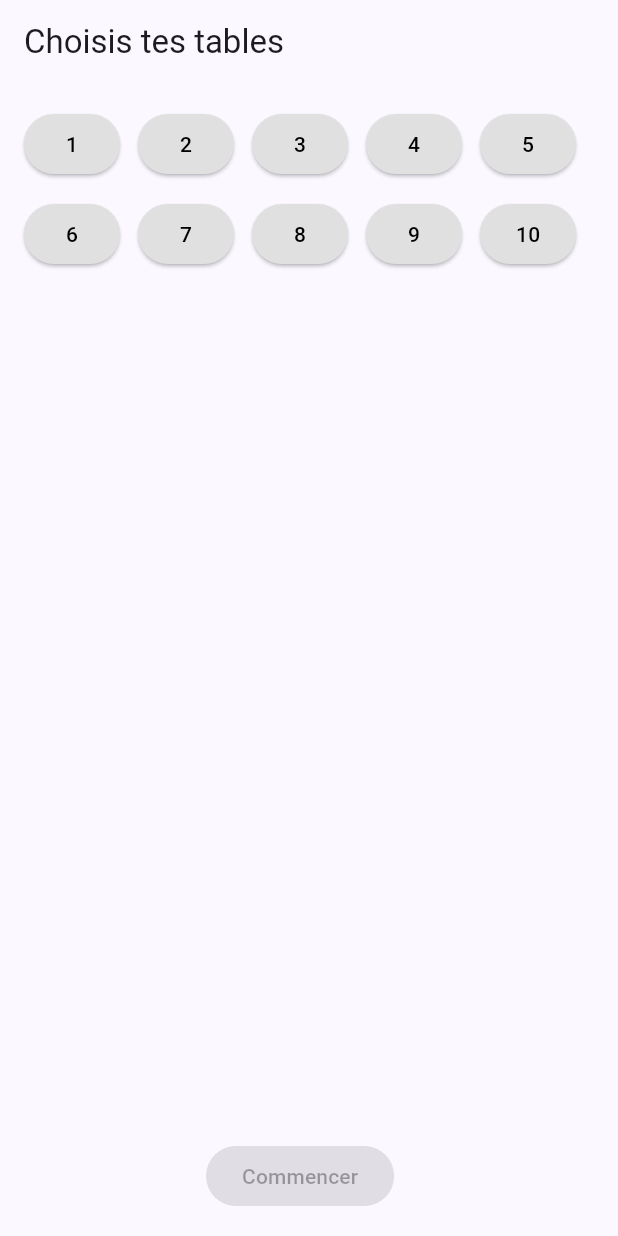
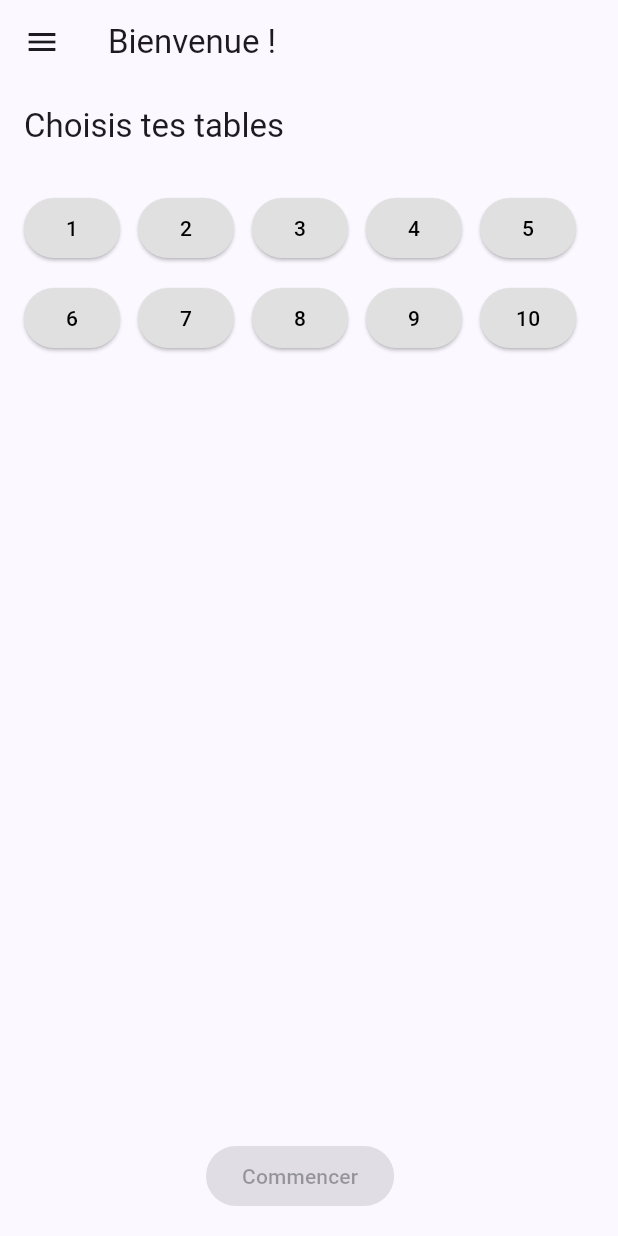
Before and after one commit to TabuloDev/tabulo, a Flutter app: the screen it shows after launch, on a phone screen of 412 x 824 dp. Run offline on Flutter 3.47's test engine with Material 3 defaults, Android fonts, the phone set to English and light mode, and no system bars; our stand-ins replace dio, flutter_riverpod, hooks_riverpod.

Commit message:
feat: ajout de ChildHomeScreen avec Drawer et navigation vers TrainingHistoryScreen + tests complets (Drawer, navigation, historique simulé)

```diff
--- /dev/null
+++ b/tabulo-frontend/lib/features/child/presentation/screens/child_home_screen.dart
@@ -0,0 +1,55 @@
+import 'package:flutter/material.dart';
+import '../../../training/presentation/screens/table_selection_screen.dart';
+import '../../../training/presentation/screens/training_history_screen.dart';
+
+class ChildHomeScreen extends StatelessWidget {
+  const ChildHomeScreen({super.key});
+
+  @override
+  Widget build(BuildContext context) {
+    return Scaffold(
+      appBar: AppBar(
+        title: const Text('Bienvenue !'),
+        leading: Builder(
+          builder: (context) {
+            return IconButton(
+              icon: const Icon(Icons.menu),
+              onPressed: () {
+                Scaffold.of(context).openDrawer();
+              },
+            );
+          },
+        ),
+      ),
+      drawer: Drawer(
+        child: ListView(
+          padding: EdgeInsets.zero,
+          children: [
+            const DrawerHeader(
+              decoration: BoxDecoration(color: Colors.blue),
+              child: Text(
+                'Menu',
+                style: TextStyle(color: Colors.white, fontSize: 24),
+              ),
+            ),
+            ListTile(
+              leading: const Icon(Icons.history),
+              title: const Text('Historique des entraînements'),
+              onTap: () {
+                Navigator.pop(context); // Ferme le Drawer
+                Navigator.push(
+                  context,
+                  MaterialPageRoute(
+                    builder: (_) => const TrainingHistoryScreen(),
+                  ),
+                );
+              },
+            ),
+            // 🔒 Plus tard : ajouter d'autres options ici (profil, déconnexion, etc.)
+          ],
+        ),
+      ),
+      body: const TableSelectionScreen(),
+    );
+  }
+}
--- a/tabulo-frontend/lib/main.dart
+++ b/tabulo-frontend/lib/main.dart
@@ -1,6 +1,6 @@
 import 'package:flutter/material.dart';
 import 'package:flutter_riverpod/flutter_riverpod.dart';
-import 'features/training/presentation/screens/table_selection_screen.dart';
+import 'package:tabulo/features/child/presentation/screens/child_home_screen.dart';
 import 'features/training/application/providers/training_repository_provider.dart';
 import 'features/training/infrastructure/repositories/in_memory_training_repository.dart';
 
@@ -26,7 +26,7 @@ class TabuloApp extends StatelessWidget {
       title: 'Tabulo',
       debugShowCheckedModeBanner: false,
       theme: ThemeData(useMaterial3: true, colorSchemeSeed: Colors.indigo),
-      home: const TableSelectionScreen(),
+      home: const ChildHomeScreen(),
     );
   }
 }
```
Also changed, not shown: tabulo-frontend/lib/features/training/presentation/screens/training_history_screen.dart (added, +40 -0 lines), 3 other files.
